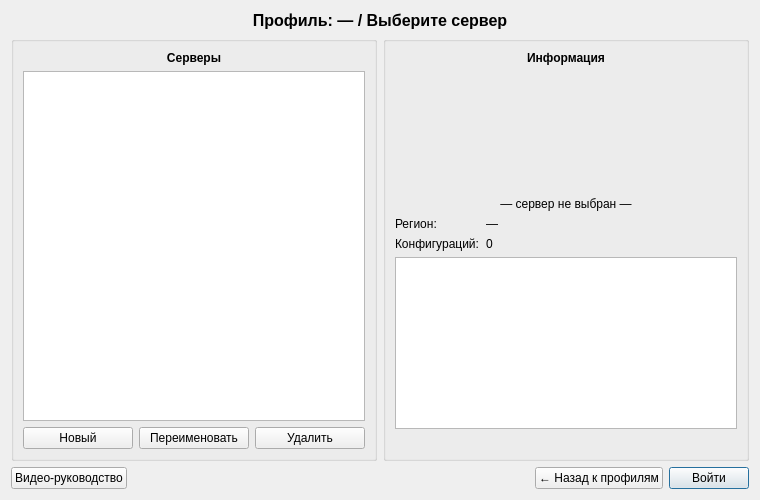
Before: the Qt Designer form ui/server_select.ui in chlkrtg/Aion.CfgStudio, drawn with Qt 5.
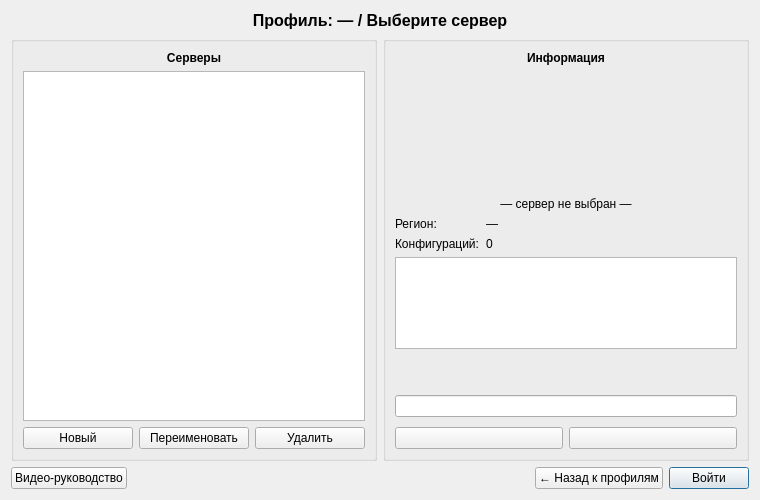
After: the same form once the commit is applied.

Commit message: feat: default export path

```diff
--- a/ui/server_select.ui
+++ b/ui/server_select.ui
@@ -181,6 +181,70 @@
           </property>
          </widget>
         </item>
+        <item>
+         <spacer name="exportSpacer">
+          <property name="orientation">
+           <enum>Qt::Vertical</enum>
+          </property>
+          <property name="sizeType">
+           <enum>QSizePolicy::Fixed</enum>
+          </property>
+          <property name="sizeHint" stdset="0">
+           <size>
+            <width>20</width>
+            <height>20</height>
+           </size>
+          </property>
+         </spacer>
+        </item>
+        <item>
+         <widget class="QLabel" name="lblExportPathCaption">
+          <property name="text">
+           <string/>
+          </property>
+         </widget>
+        </item>
+        <item>
+         <widget class="QLineEdit" name="editExportPath">
+          <property name="readOnly">
+           <bool>true</bool>
+          </property>
+         </widget>
+        </item>
+        <item>
+         <spacer name="buttonSpacer">
+          <property name="orientation">
+           <enum>Qt::Vertical</enum>
+          </property>
+          <property name="sizeType">
+           <enum>QSizePolicy::Fixed</enum>
+          </property>
+          <property name="sizeHint" stdset="0">
+           <size>
+            <width>20</width>
+            <height>4</height>
+           </size>
+          </property>
+         </spacer>
+        </item>
+        <item>
+         <layout class="QHBoxLayout" name="exportButtonsLayout">
+          <item>
+           <widget class="QPushButton" name="btnBrowseExport">
+            <property name="text">
+             <string/>
+            </property>
+           </widget>
+          </item>
+          <item>
+           <widget class="QPushButton" name="btnClearExportPath">
+            <property name="text">
+             <string/>
+            </property>
+           </widget>
+          </item>
+         </layout>
+        </item>
         <item>
          <spacer name="detailsSpacer">
           <property name="orientation">
```
The commit also changes 14 other files.
